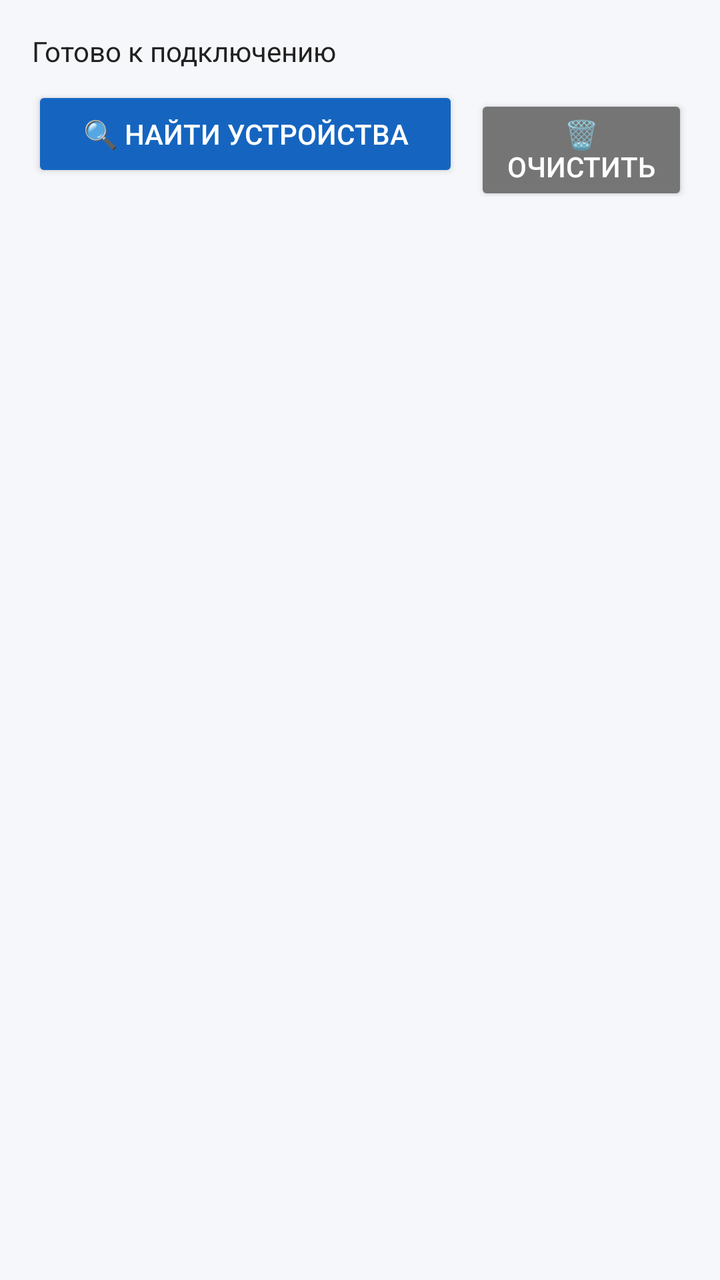
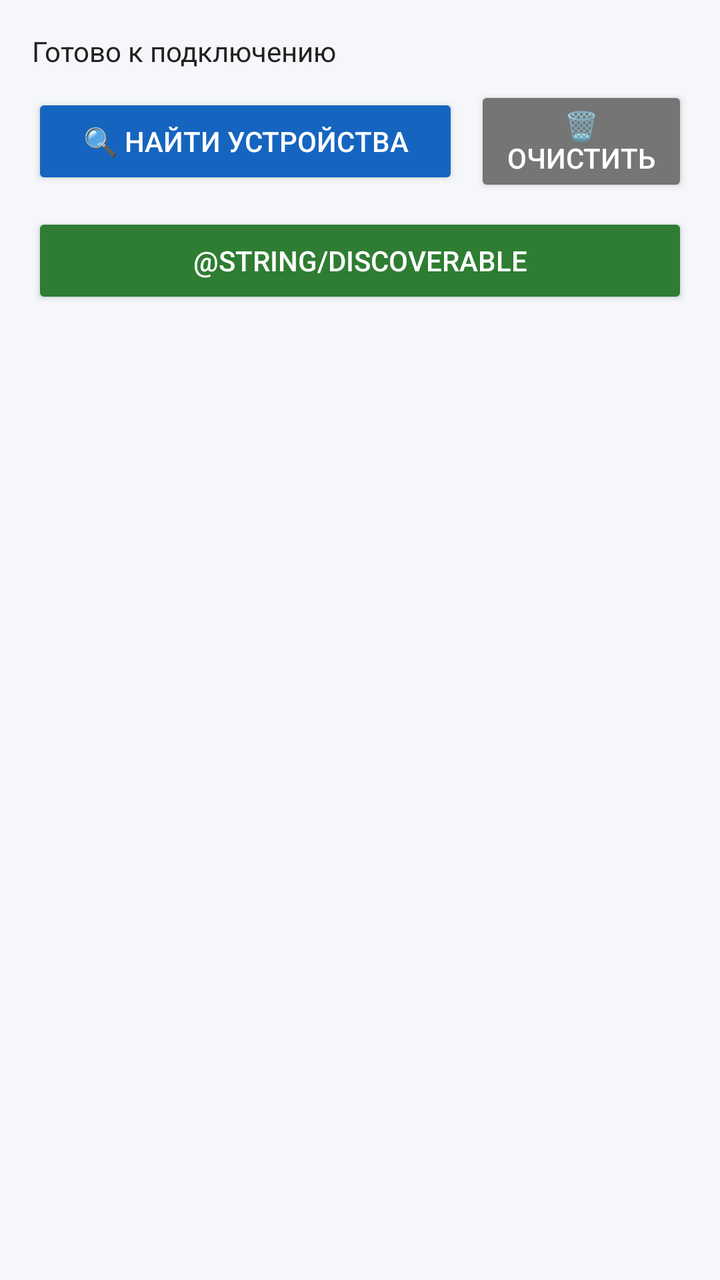

Two renders of the same Android screen: before a commit and after it. Below are the layout's source before the change and the commit's diff.
<!-- AndroidManifest.xml: application theme Theme.BlueLink -->
<!-- res/layout/activity_main.xml -->
<?xml version="1.0" encoding="utf-8"?>
<LinearLayout xmlns:android="http://schemas.android.com/apk/res/android"
    android:layout_width="match_parent"
    android:layout_height="match_parent"
    android:orientation="vertical"
    android:padding="16dp">

    <TextView
        android:id="@+id/textStatus"
        android:layout_width="match_parent"
        android:layout_height="wrap_content"
        android:text="@string/status_ready"
        android:textSize="14sp"
        android:textColor="@color/text_dark"
        android:paddingBottom="8dp" />

    <LinearLayout
        android:layout_width="match_parent"
        android:layout_height="wrap_content"
        android:orientation="horizontal">

        <Button
            android:id="@+id/buttonScan"
            android:layout_width="0dp"
            android:layout_height="wrap_content"
            android:layout_weight="2"
            android:text="@string/scan"
            android:backgroundTint="@color/blue_primary"
            android:textColor="@color/text_on_blue" />

        <Button
            android:id="@+id/buttonClear"
            android:layout_width="0dp"
            android:layout_height="wrap_content"
            android:layout_weight="1"
            android:layout_marginStart="8dp"
            android:text="@string/clear"
            android:backgroundTint="#757575"
            android:textColor="@color/text_on_blue" />

    </LinearLayout>

    <androidx.recyclerview.widget.RecyclerView
        android:id="@+id/recyclerDevices"
        android:layout_width="match_parent"
        android:layout_height="0dp"
        android:layout_weight="1"
        android:layout_marginTop="12dp"
        android:clipToPadding="false" />

</LinearLayout>
<!-- resources referenced by this layout -->
<resources>
  <color name="blue_primary">#1565C0</color>
  <color name="text_dark">#212121</color>
  <color name="text_on_blue">#FFFFFF</color>
  <string name="clear">🗑 Очистить</string>
  <string name="scan">🔍 Найти устройства</string>
  <string name="status_ready">Готово к подключению</string>
  <style name="Theme.BlueLink" parent="Theme.MaterialComponents.DayNight.NoActionBar">
          <item name="colorPrimary">@color/blue_primary</item>
          <item name="colorPrimaryDark">@color/blue_dark</item>
          <item name="colorAccent">@color/accent</item>
          <item name="android:windowBackground">@color/background</item>
      </style>
  <color name="blue_dark">#0D47A1</color>
  <color name="accent">#29B6F6</color>
  <color name="background">#F5F7FA</color>
</resources>

<!-- the commit's change to res/layout/activity_main.xml (unified diff, before → after) -->
@@ -17,6 +17,7 @@
     <LinearLayout
         android:layout_width="match_parent"
         android:layout_height="wrap_content"
+        android:gravity="center_vertical"
         android:orientation="horizontal">
 
         <Button
@@ -40,6 +41,15 @@
 
     </LinearLayout>
 
+    <Button
+        android:id="@+id/buttonDiscoverable"
+        android:layout_width="match_parent"
+        android:layout_height="wrap_content"
+        android:layout_marginTop="8dp"
+        android:text="@string/discoverable"
+        android:backgroundTint="#2E7D32"
+        android:textColor="@color/text_on_blue" />
+
     <androidx.recyclerview.widget.RecyclerView
         android:id="@+id/recyclerDevices"
         android:layout_width="match_parent"
